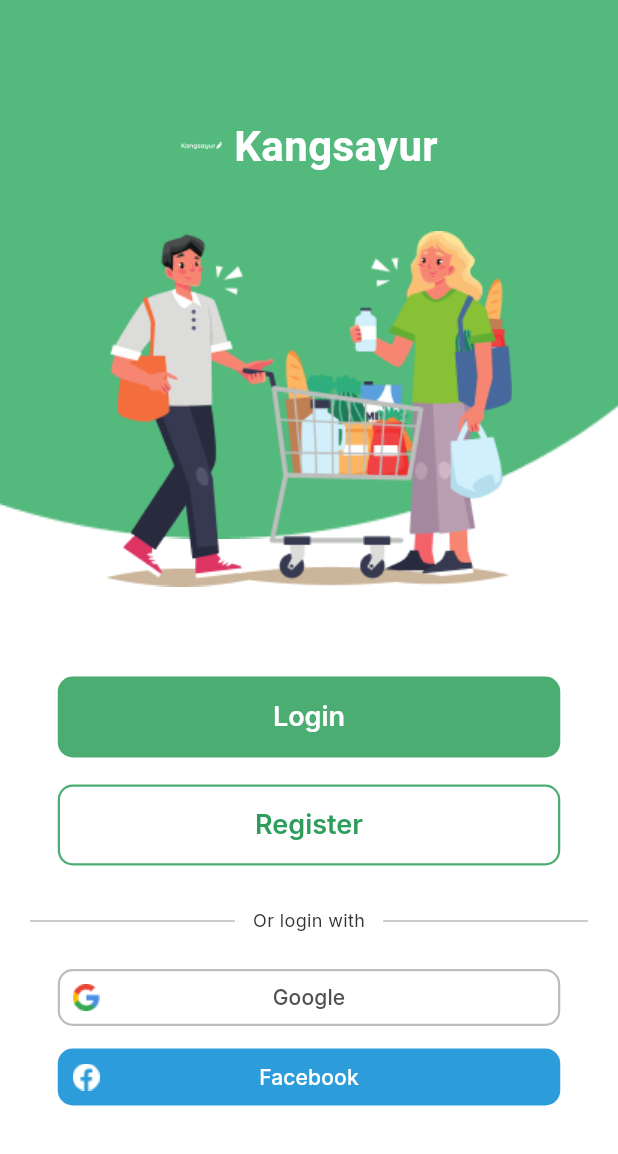
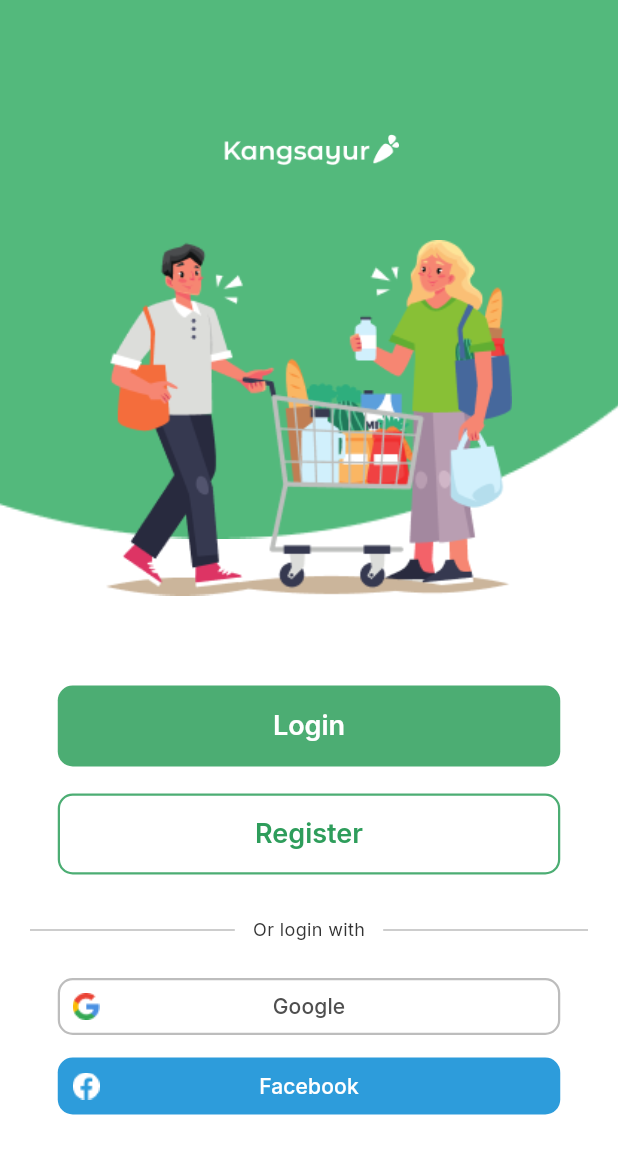
Before and after one commit to Aicrus/apptalles, a Flutter app: the screen it shows after launch, on a phone screen of 412 x 824 dp. Shown: the top 1154 px of the screen. Run offline on Flutter 3.47's test engine with Material 3 defaults, Android fonts, the phone set to English and light mode, and no system bars; our stand-ins replace flutter_dotenv, google_fonts, supabase_flutter; accounts and stored records are empty.

Commit message:
Atualiza a tela de boas-vindas, substituindo a exibição do logo e nome do app por uma imagem maior, melhorando a visibilidade e apresentação visual.

```diff
--- a/lib/screens/welcome_screen.dart
+++ b/lib/screens/welcome_screen.dart
@@ -35,28 +35,11 @@
                   children: [
                     const SizedBox(height: 80),
 
-                    // Logo e Nome do App
-                    Row(
-                      mainAxisAlignment: MainAxisAlignment.center,
-                      children: [
-                        // Ícone da logo (vegetais)
-                        Image.asset(
-                          'assets/images/Group 771.png',
-                          width: 28,
-                          height: 34,
-                        ),
-                        const SizedBox(width: 8),
-                        // Nome do app
-                        Text(
-                          'Kangsayur',
-                          style: GoogleFonts.montserratAlternates(
-                            fontSize: 28,
-                            fontWeight: FontWeight.w600,
-                            color: AppColors.white,
-                            height: 1.21,
-                          ),
-                        ),
-                      ],
+                    // Logo do App
+                    Image.asset(
+                      'assets/images/Group 771.png',
+                      width: 120,
+                      height: 40,
                     ),
 
                     const SizedBox(height: 40),
```
